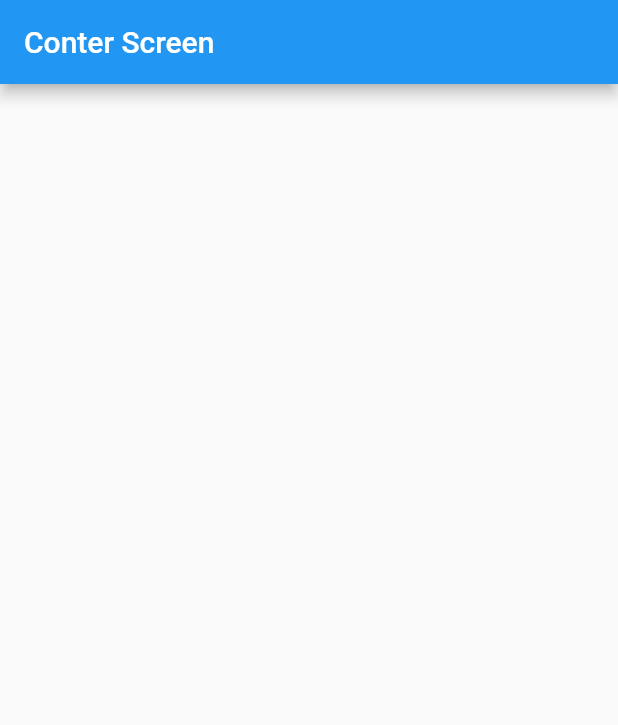
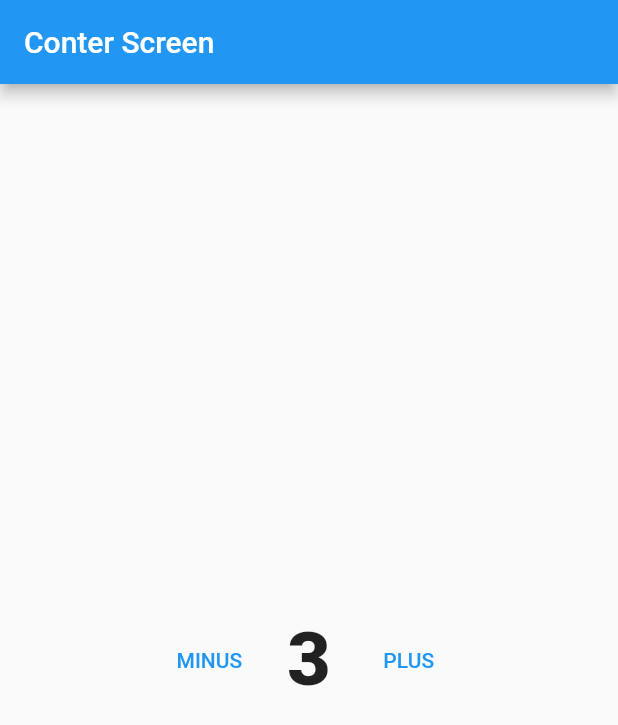
Before and after one commit to asmaahassnasr/udemy-flutter-course-abdullah-mansour, a Flutter app: the screen it shows after launch, on a phone screen of 412 x 824 dp. Shown: the top 725 px of the screen. Run offline on Flutter 3.47's test engine with Material 2 defaults, Android fonts, the phone set to English and light mode, and no system bars.

Commit message:
Creating body for counter screen

```diff
--- a/lib/counter_screen.dart
+++ b/lib/counter_screen.dart
@@ -10,7 +10,38 @@ class CounterScreen extends StatelessWidget {
           'Conter Screen'
         ),
       ),
-
+      body: Center(
+        child: Row(
+          mainAxisAlignment: MainAxisAlignment.center,
+          children: [
+            TextButton(
+              onPressed: (){},
+              child: Text(
+                'MINUS',
+              ),
+            ),
+            Padding(
+              // To make padding for left and right
+              padding: const EdgeInsets.symmetric(
+                horizontal: 20.0,
+              ),
+              child: Text(
+                '3',
+                style: TextStyle(
+                  fontSize: 50.0,
+                  fontWeight: FontWeight.w900,
+                ),
+              ),
+            ),
+            TextButton(
+              onPressed: (){},
+              child: Text(
+                'PLUS',
+              ),
+            ),
+          ],
+        ),
+      ),
     );
   }
 }
```
